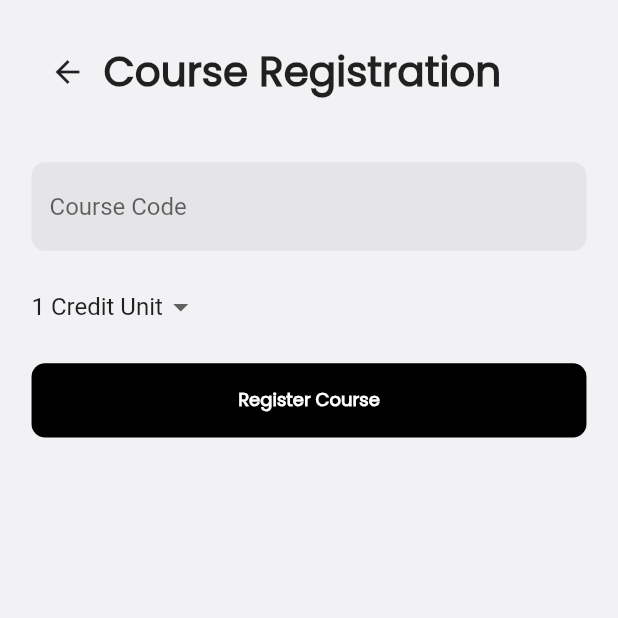
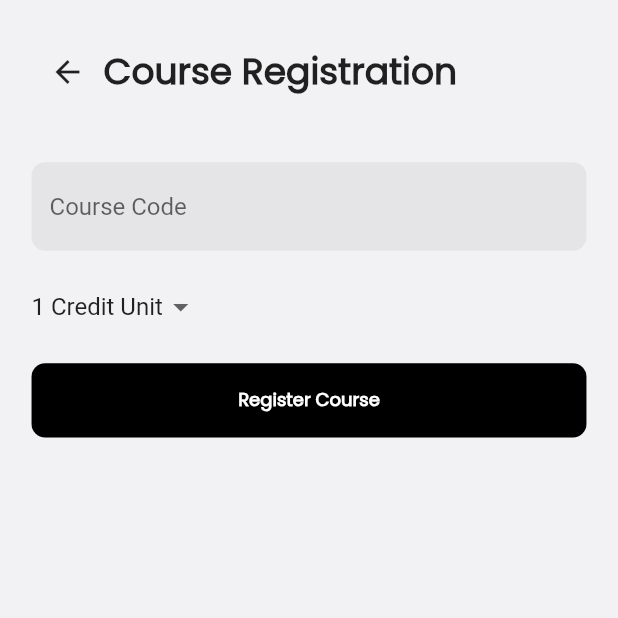
Before and after one commit to Leo-Chan01/student_assess, a Flutter app: the CgpaRegisterScreen screen opened by its route, on a phone screen of 412 x 824 dp, the top half of it. Run offline on Flutter 3.47's test engine with Material 3 defaults, Android fonts, the phone set to English and light mode, and no system bars; our stand-ins replace dio, file_picker, flutter_screenutil, flutter_svg, go_router, hive and 3 more; missing offline and left inert: flutter_pdf_text, similarity, wechat_assets_picker; accounts and stored records are empty.

Commit message:
fix header text for smaller screen sizes

```diff
--- a/lib/views/cgpa_register_screen.dart
+++ b/lib/views/cgpa_register_screen.dart
@@ -34,9 +34,12 @@ class CgpaRegisterScreen extends StatelessWidget {
                       context.go(AppRoutes.homeRoute);
                     },
                   ),
-                  Text(
-                    "Course Registration",
-                    style: 36.w700,
+                  Flexible(
+                    child: Text(
+                      "Course Registration",
+                      style: 32.w700,
+                      overflow: TextOverflow.ellipsis,
+                    ),
                   ),
                 ],
               ),
```
Also changed, not shown: lib/views/cgpa_calculate_screen.dart (+6 -1 lines).
